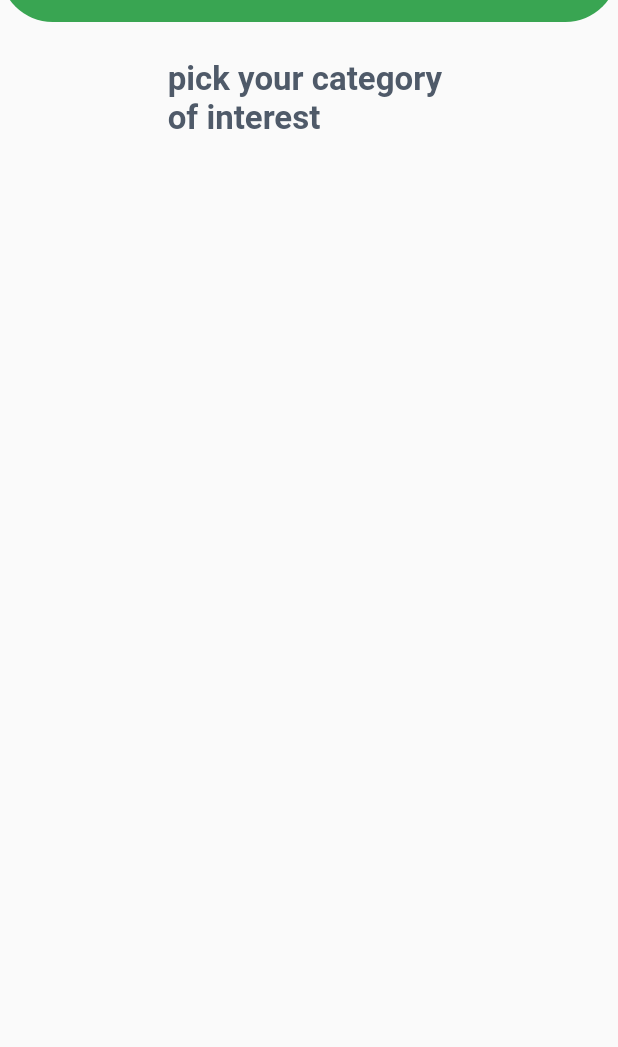
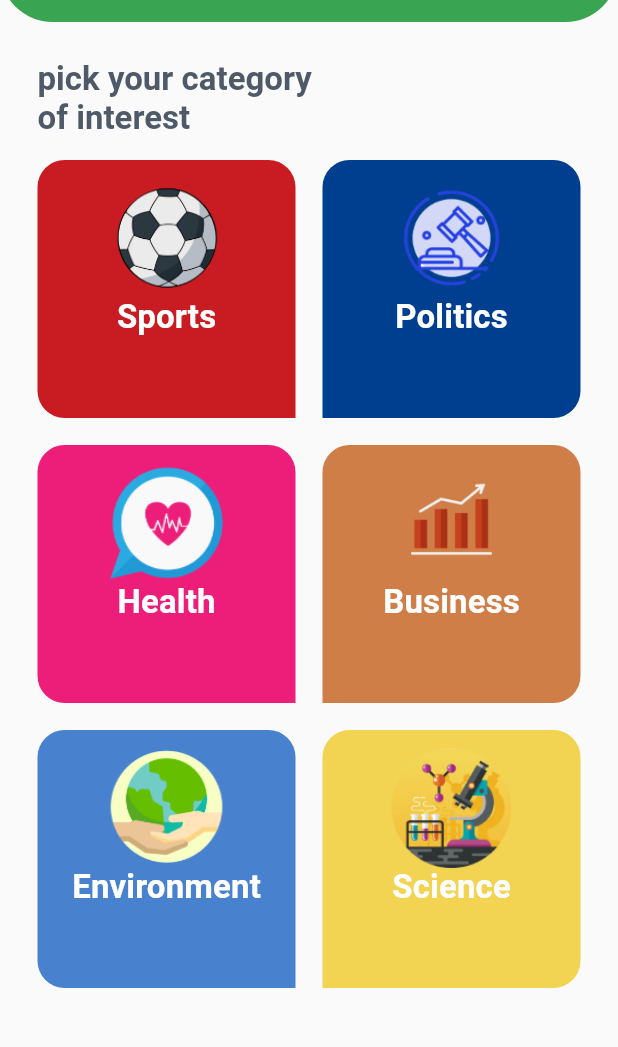
Before and after one commit to farah-nawar/news_app, a Flutter app: the screen it shows after launch, on a phone screen of 412 x 824 dp, the part 62-1109 px from its top. Run offline on Flutter 3.47's test engine with Material 2 defaults, Android fonts, the phone set to English and light mode, and no system bars.

Commit message:
Categories

```diff
--- a/lib/categories/categories_tab.dart
+++ b/lib/categories/categories_tab.dart
@@ -1,26 +1,34 @@
 import 'package:flutter/material.dart';
+import 'package:news_app/model/category.dart';
+
+import 'item_category_widget.dart';
 
 class  CategoryWidget extends StatelessWidget {
-
+  var categoryList= Category.getCategoryList();
   @override
   Widget build(BuildContext context) {
     return Container(
       margin: EdgeInsets.all(25),
       child: Column(
+        crossAxisAlignment: CrossAxisAlignment.stretch,
         children: [
           Text('pick your category \nof interest',
           style:Theme.of(context).textTheme.subtitle1 ,),
+          SizedBox(height: 15,),
           Expanded(
             child:GridView.builder(
               gridDelegate: SliverGridDelegateWithFixedCrossAxisCount(
-                crossAxisCount: 2,
-                mainAxisSpacing: 18,
-                crossAxisSpacing: 18,
-              ), itemBuilder: (BuildContext context, int index) {
-
+                crossAxisCount: 2, // Number of columns in each row
+                mainAxisSpacing: 18, // Spacing between rows
+                crossAxisSpacing: 18,  // Spacing between columns
+              ), itemBuilder: ( context, index)
+            {
+                return ItemCategoryWidget(index: index,category: categoryList[index],);
             },
+              itemCount: categoryList.length,
           ),
-        ],
+          ),
+      ],
       ),
     );
   }
--- /dev/null
+++ b/lib/categories/item_category_widget.dart
@@ -0,0 +1,31 @@
+import 'package:flutter/material.dart';
+import 'package:news_app/categories/categories_tab.dart';
+import 'package:news_app/model/category.dart';
+
+class ItemCategoryWidget extends StatelessWidget {
+    Category category;
+    int index;
+    ItemCategoryWidget({required this.category, required this.index});
+    @override
+  Widget build(BuildContext context) {
+    return Container(
+      padding: EdgeInsets.all(12),
+      decoration: BoxDecoration(
+
+          color: category.color,
+          borderRadius: BorderRadius.only(
+              topLeft: Radius.circular(18),
+              topRight: Radius.circular(18),
+              bottomLeft: Radius.circular((index %2==0)?18:0),
+              bottomRight: Radius.circular((index %2==0)?0:18)
+          )
+      ),
+      child: Column(
+        children: [
+          Image.asset(category.imagepath,height: 80,),
+          Text( category.title, style:Theme.of(context).textTheme.subtitle2 ,)
+        ],
+      ),
+    );
+  }
+}
--- a/lib/home/home_screen.dart
+++ b/lib/home/home_screen.dart
@@ -2,8 +2,11 @@ import 'package:flutter/material.dart';
 import 'package:news_app/categories/categories_tab.dart';
 import 'package:news_app/home/home_drawer.dart';
 
+import '../model/category.dart';
+
 class HomeScreen extends StatelessWidget{
   static const String routename='home';
+
   @override
   Widget build(BuildContext context){
     return Scaffold(
--- a/lib/model/category.dart
+++ b/lib/model/category.dart
@@ -1,15 +1,37 @@
+import 'dart:ui';
+
+import '../mytheme.dart';
+
 class Category{
   String id;
-  int color;
+  Color color;
   String title;
   String imagepath;
+
 
   Category({
     required this.id,
     required this.color,
     required this.title,
     required this.imagepath,
-})
+});
+
+  static List<Category> getCategoryList (){
+    return [
+      Category(id: 'sports', color: MyTheme.redColor, title: 'Sports', imagepath: 'assets/images/sports.png'),
+      Category(id: 'politics', color: MyTheme.darkblueColor, title: 'Politics', imagepath: 'assets/images/Politics.png'),
+      Category(id: 'health', color: MyTheme.pinkColor, title: 'Health', imagepath: 'assets/images/health.png' ),
+      Category(id: 'business', color: MyTheme.brownColor, title: 'Business', imagepath: 'assets/images/bussines.png' ),
+      Category(id: 'environment', color: MyTheme.blueColor, title: 'Environment', imagepath: 'assets/images/environment.png' ),
+      Category(id: 'science', color: MyTheme.yellowColor, title: 'Science', imagepath: 'assets/images/science.png')
+
+
+
+
+
+    ];
+  }
+
 
 
 }
--- a/lib/mytheme.dart
+++ b/lib/mytheme.dart
@@ -30,7 +30,12 @@ class MyTheme{
        color: greycolor,
        fontSize: 22,
        fontWeight: FontWeight.bold,
-     )
+     ),
+     subtitle2: TextStyle(
+       color: whiteColor,
+       fontSize: 22,
+       fontWeight: FontWeight.bold,
+     ),
    ),
 
     appBarTheme: AppBarTheme(
--- a/pubspec.yaml
+++ b/pubspec.yaml
@@ -60,8 +60,8 @@ flutter:
   uses-material-design: true
 
   # To add assets to your application, add an assets section, like this:
-  # assets:
-  #   - images/a_dot_burr.jpeg
+  assets:
+    - assets/images/
   #   - images/a_dot_ham.jpeg
 
   # An image asset can refer to one or more resolution-specific "variants", see
```
Also changed, not shown: 7 other files.
